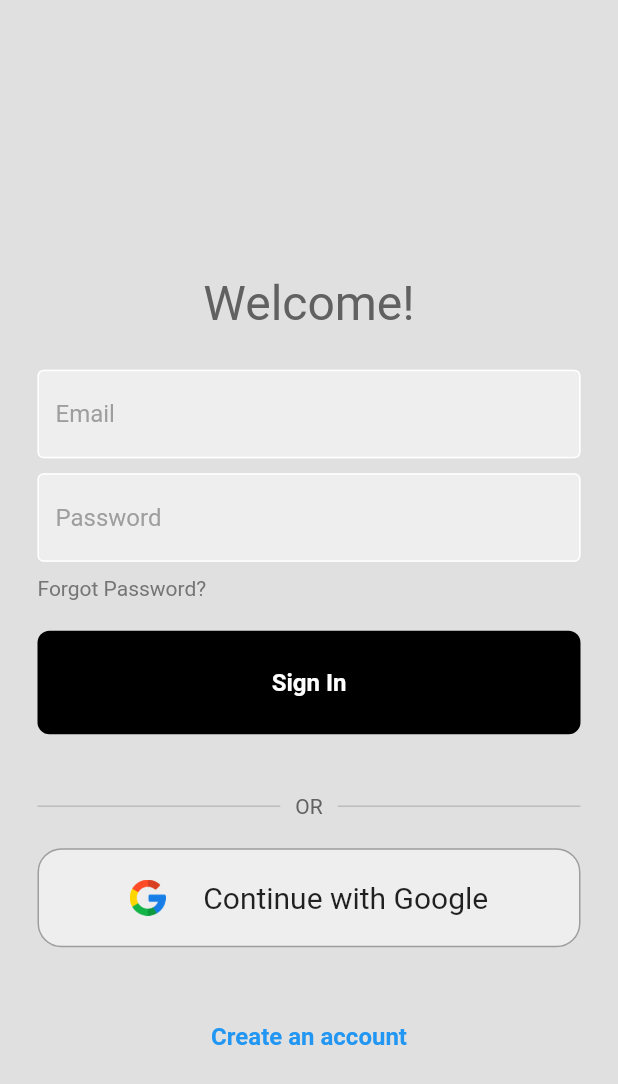
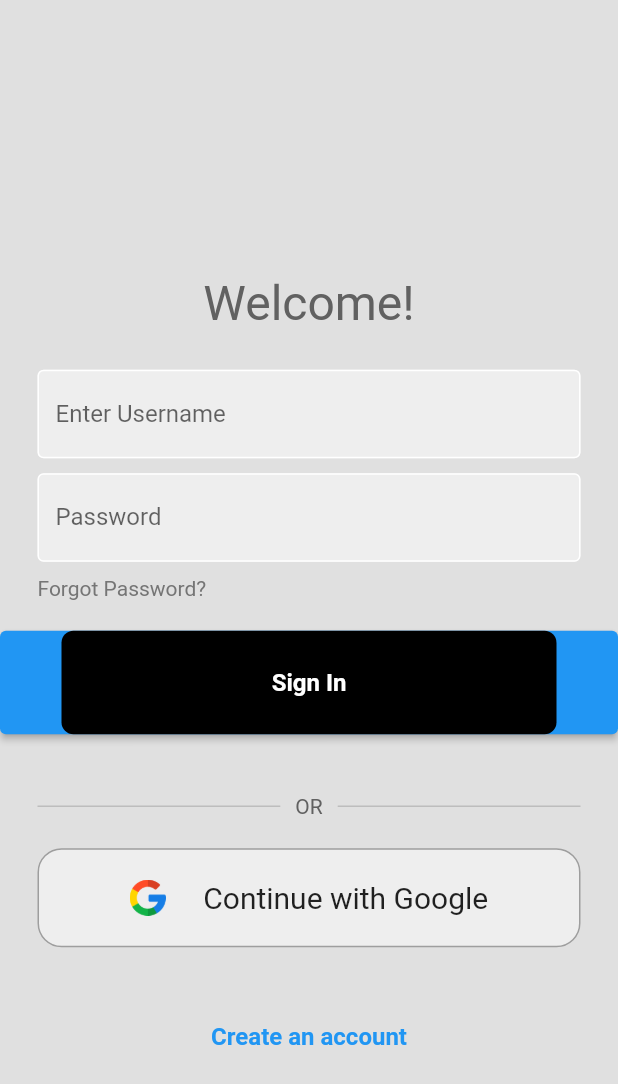
Before and after one commit to akukerang/real-worth, a Flutter app: the screen it shows after launch, on a phone screen of 412 x 824 dp. Shown: the top 1084 px of the screen. Run offline on Flutter 3.47's test engine with Material 2 defaults, Android fonts, the phone set to English and light mode, and no system bars; our stand-ins replace cloud_firestore, firebase_auth, firebase_core, syncfusion_flutter_charts; accounts and stored records are empty.

Commit message:
UI code clean
replaced some of the repeated code for UI with components, and added confirm password function

```diff
--- a/lib/components/my_button.dart
+++ b/lib/components/my_button.dart
@@ -2,18 +2,21 @@ import 'package:flutter/material.dart';
 
 class MyButton extends StatelessWidget {
 
-  final Function()? onTap;
-
+  final void Function()? onPressed;
+  final String buttonText;
   const MyButton(
     {super.key,
-    required this.onTap
+    required this.onPressed,
+    required this.buttonText
   }
   );
 
   @override
   Widget build(BuildContext context) {
-    return GestureDetector(
-      onTap: onTap,
+    return ElevatedButton(
+      onPressed: () {
+              onPressed!();
+            },
       child: Container(
         padding: const EdgeInsets.all(25),
         margin: const EdgeInsets.symmetric(horizontal: 25),
@@ -21,10 +24,10 @@ class MyButton extends StatelessWidget {
           color: Colors.black,
           borderRadius: BorderRadius.circular(8),
         ),
-        child: const Center(
+        child: Center(
           child: Text(
-            'Sign In',
-            style: TextStyle(
+            buttonText,
+            style: const TextStyle(
               color: Colors.white,
               fontWeight: FontWeight.bold,
               fontSize:16,
--- a/lib/components/my_textfield.dart
+++ b/lib/components/my_textfield.dart
@@ -1,15 +1,30 @@
 import 'package:flutter/material.dart';
+import 'package:flutter/services.dart';
 
 class MyTextField extends StatelessWidget {
   // ignore: prefer_typing_uninitialized_variables
   final controller; //access textfield contents
   final String hintText; //place holder
   final bool obscureText; //hide characters when typing password
+  final String labelText;
+  final TextInputType keyboardType;
+  final String? errorText;
+  final List<TextInputFormatter>? inputFormatters;
+
+  final void Function(String?) onSaved;
+  final String? Function(String?) validator;
+
   const MyTextField({
     super.key,
     required this.controller,
     required this.hintText,
-    required this.obscureText,
+    this.obscureText = false,
+    required this.labelText,
+    this. keyboardType = TextInputType.text,
+    this.errorText,
+    required this.onSaved,
+    required this.validator,
+    this.inputFormatters
   });
 
   @override
@@ -18,8 +33,10 @@ class MyTextField extends StatelessWidget {
       padding: const EdgeInsets.symmetric(horizontal: 25.0),
       child: TextFormField(
         controller: controller,
+        keyboardType: keyboardType,
         obscureText: obscureText,
         decoration: InputDecoration(
+          errorText: errorText,
           enabledBorder: const OutlineInputBorder(
             borderSide: BorderSide(color: Colors.white),
           ),
@@ -28,9 +45,16 @@ class MyTextField extends StatelessWidget {
           ),
           fillColor: Colors.grey.shade200,
           filled: true,
+          labelText: labelText,
           hintText: hintText,
           hintStyle: TextStyle(color: Colors.grey[500]),
         ),
+        validator: (value) {
+          validator(value);
+        },
+        onSaved: (value) {
+          onSaved(value);
+        },
       ),
     );
   }
--- a/lib/login_forms/AuthCheck.dart
+++ b/lib/login_forms/AuthCheck.dart
@@ -12,7 +12,7 @@ class AuthCheck extends StatelessWidget {
         stream: FirebaseAuth.instance.authStateChanges(),
         builder: (context, snapshot) {
           if (snapshot.hasData) {
-            return HomePage();
+            return const HomePage();
           } else {
             return LoginPage();
           }
--- a/lib/login_forms/login_page1.dart
+++ b/lib/login_forms/login_page1.dart
@@ -1,8 +1,9 @@
 import 'package:flutter/material.dart';
-import 'package:real_worth/registration/registration.dart';
+import 'package:real_worth/registration/create_account.dart';
 import '../components/my_button.dart';
 import '../components/rect_tile.dart';
 import 'package:firebase_auth/firebase_auth.dart';
+import '../components/my_textfield.dart';
 
 class LoginPage extends StatefulWidget {
   LoginPage({super.key});
@@ -70,11 +71,10 @@ class _LoginPageState extends State<LoginPage> {
                   const SizedBox(height: 25),
 
                   //username textfield
-                  Padding(
-                    padding: const EdgeInsets.symmetric(horizontal: 25.0),
-                    child: TextFormField(
+                  MyTextField(
                     controller: usernameController,
-                      obscureText: false,
+                    hintText: 'Username',
+                    labelText: 'Enter Username',
                     validator: (value) {
                       if (value!.isEmpty) {
                         return 'Please enter your Email';
@@ -84,31 +84,18 @@ class _LoginPageState extends State<LoginPage> {
                     onSaved: (newValue) {
                       email = newValue;
                     },
-                      decoration: InputDecoration(
                       errorText:
                           loginFail ? 'Wrong email or Wrong password' : null,
-                        enabledBorder: const OutlineInputBorder(
-                          borderSide: BorderSide(color: Colors.white),
-                        ),
-                        focusedBorder: OutlineInputBorder(
-                          borderSide: BorderSide(color: Colors.grey.shade400),
-                        ),
-                        fillColor: Colors.grey.shade200,
-                        filled: true,
-                        hintText: "Email",
-                        hintStyle: TextStyle(color: Colors.grey[500]),
-                      ),
-                    ),
                     ),
 
                   const SizedBox(height: 10),
 
                   //password TextField
-                  Padding(
-                    padding: const EdgeInsets.symmetric(horizontal: 25.0),
-                    child: TextFormField(
+                  MyTextField(
                     controller: passwordController,
                     obscureText: true,
+                    hintText: 'Enter Password',
+                    labelText: 'Password',
                     validator: (value) {
                       if (value!.isEmpty) {
                         return 'Please enter your Password';
@@ -118,21 +105,8 @@ class _LoginPageState extends State<LoginPage> {
                     onSaved: (newValue) {
                       password = newValue;
                     },
-                      decoration: InputDecoration(
                     errorText:
                           loginFail ? 'Wrong email or Wrong password' : null,
-                        enabledBorder: const OutlineInputBorder(
-                          borderSide: BorderSide(color: Colors.white),
-                        ),
-                        focusedBorder: OutlineInputBorder(
-                          borderSide: BorderSide(color: Colors.grey.shade400),
-                        ),
-                        fillColor: Colors.grey.shade200,
-                        filled: true,
-                        hintText: "Password",
-                        hintStyle: TextStyle(color: Colors.grey[500]),
-                      ),
-                    ),
                     ),
 
                   const SizedBox(height: 10),
@@ -154,7 +128,8 @@ class _LoginPageState extends State<LoginPage> {
 
                   //sign in button
                   MyButton(
-                    onTap: signUserIn,
+                    onPressed: signUserIn,
+                    buttonText: "Sign In"
                   ),
 
                   const SizedBox(height: 40),
@@ -206,11 +181,11 @@ class _LoginPageState extends State<LoginPage> {
                           Navigator.push(
                             context,
                             MaterialPageRoute(
-                              builder: (context) => RegistrationPage(),
+                              builder: (context) => const CreateAccount(),
                             ),
                           );
                         },
-                        child: Text(
+                        child: const Text(
                           'Create an account',
                           style: TextStyle(
                             color: Colors.blue,
--- a/lib/main.dart
+++ b/lib/main.dart
@@ -17,7 +17,7 @@ class MyApp extends StatelessWidget {
 
   @override
   Widget build(BuildContext context) {
-    return MaterialApp(
+    return const MaterialApp(
       home: AuthCheck(),
     );
   }
```
Also changed, not shown: lib/components/my_dropdown.dart (+49 -31 lines), lib/registration/create_account.dart (added, +212 -0 lines), lib/registration/information_page.dart (added, +134 -0 lines), lib/registration/jobForm.dart (+39 -42 lines), lib/registration/job_info_page.dart (added, +75 -0 lines), lib/salary_page/JobContainer.dart (+10 -10 lines). Lines whose indentation alone changed are shown as unchanged.
